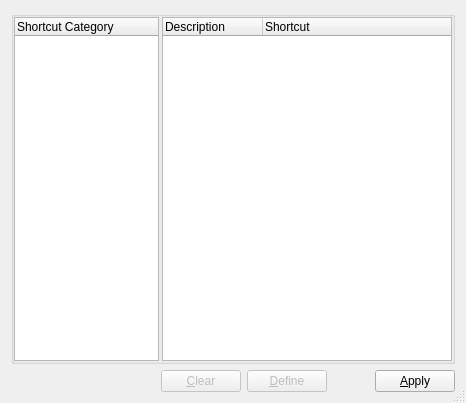
Above: oom/widgets/shortcutconfigbase.ui from ccherrett/oom before the change. Below: the same form after it.
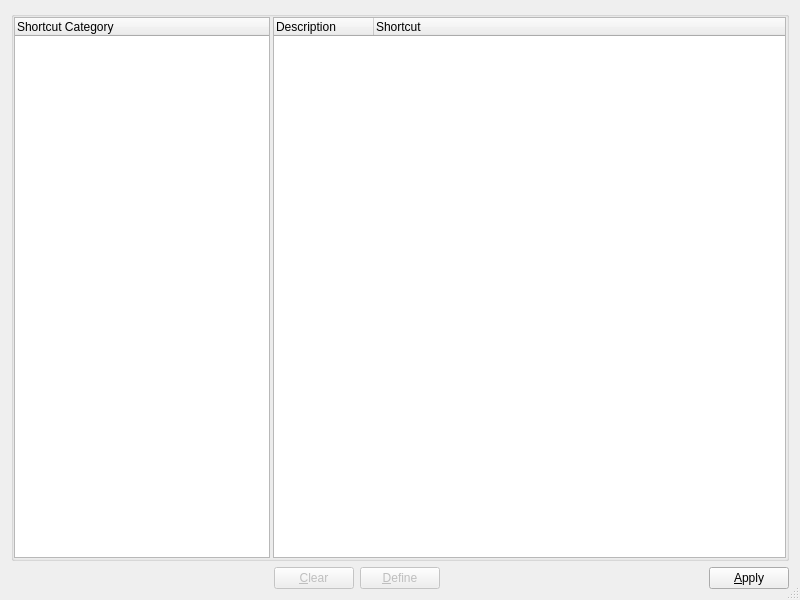
That is the form after the change.

Commit message: a few tweeks for Alex :)

Diff of the .ui file:
```diff
--- a/oom/widgets/shortcutconfigbase.ui
+++ b/oom/widgets/shortcutconfigbase.ui
@@ -6,10 +6,16 @@
    <rect>
     <x>0</x>
     <y>0</y>
-    <width>466</width>
-    <height>403</height>
+    <width>800</width>
+    <height>600</height>
    </rect>
   </property>
+  <property name="minimumSize">
+   <size>
+    <width>800</width>
+    <height>600</height>
+   </size>
+  </property>
   <property name="windowTitle">
    <string>Configure Keyboard Shortcuts</string>
   </property>
@@ -43,6 +49,9 @@
           <height>200</height>
          </size>
         </property>
+        <property name="alternatingRowColors">
+         <bool>true</bool>
+        </property>
         <column>
          <property name="text">
           <string>Shortcut Category</string>
@@ -66,10 +75,13 @@
         </property>
         <property name="minimumSize">
          <size>
-          <width>170</width>
+          <width>300</width>
           <height>230</height>
          </size>
         </property>
+        <property name="alternatingRowColors">
+         <bool>true</bool>
+        </property>
         <column>
          <property name="text">
           <string>Description</string>
```
Left out of the diff: 18 changed lines with no effect on the pictures. The commit also changes 1 other file.
